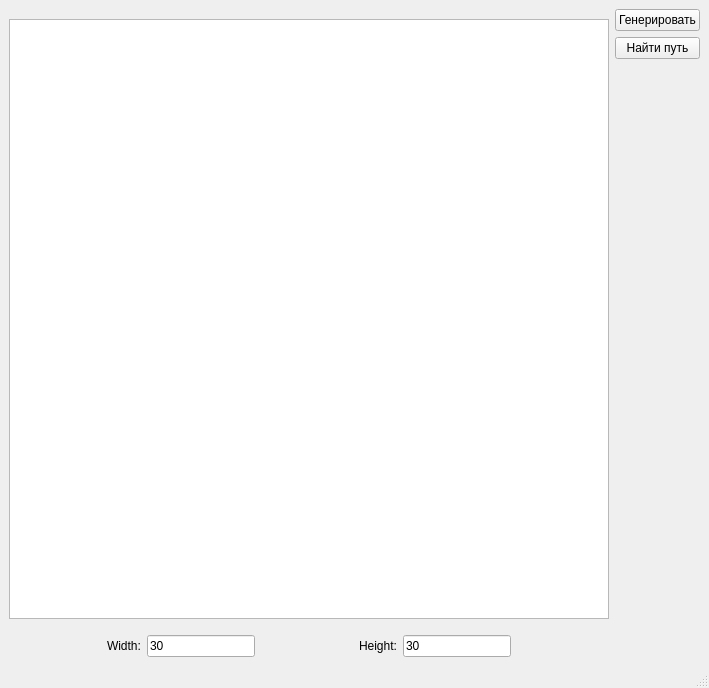
dahelmm/FindPath__TestTask_Qt, file findpathmain.ui: the form before one commit.
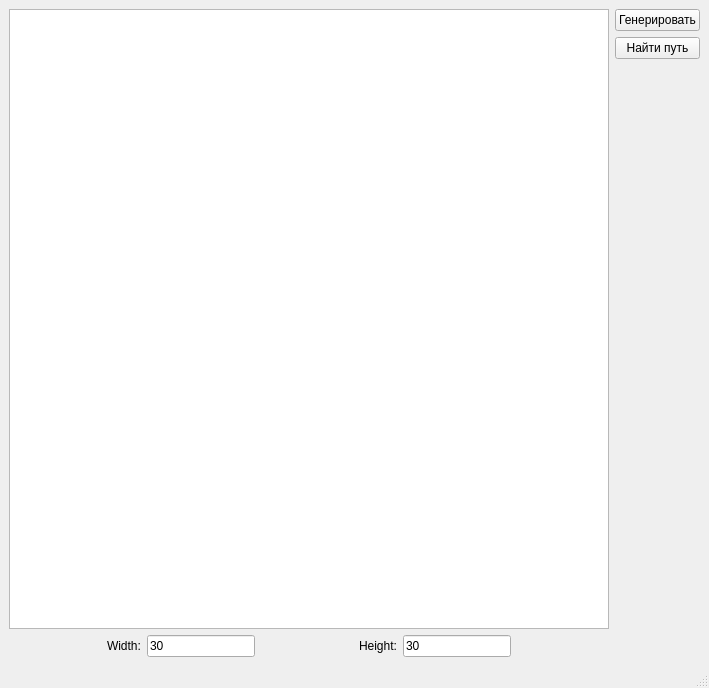
The form after the commit.

Commit message: Добавил функцию srand для рандомизации псевдослучайности. Исправил краш приложения из-за неправильной остановки потока, "пересадил" на QtConcurrent, теперь ошибки нет.

```diff
--- a/findpathmain.ui
+++ b/findpathmain.ui
@@ -76,8 +76,8 @@
       </property>
       <property name="maximumSize">
        <size>
-        <width>600</width>
-        <height>600</height>
+        <width>16777215</width>
+        <height>16777215</height>
        </size>
       </property>
       <property name="verticalScrollBarPolicy">
```
The commit also changes 2 other files.
